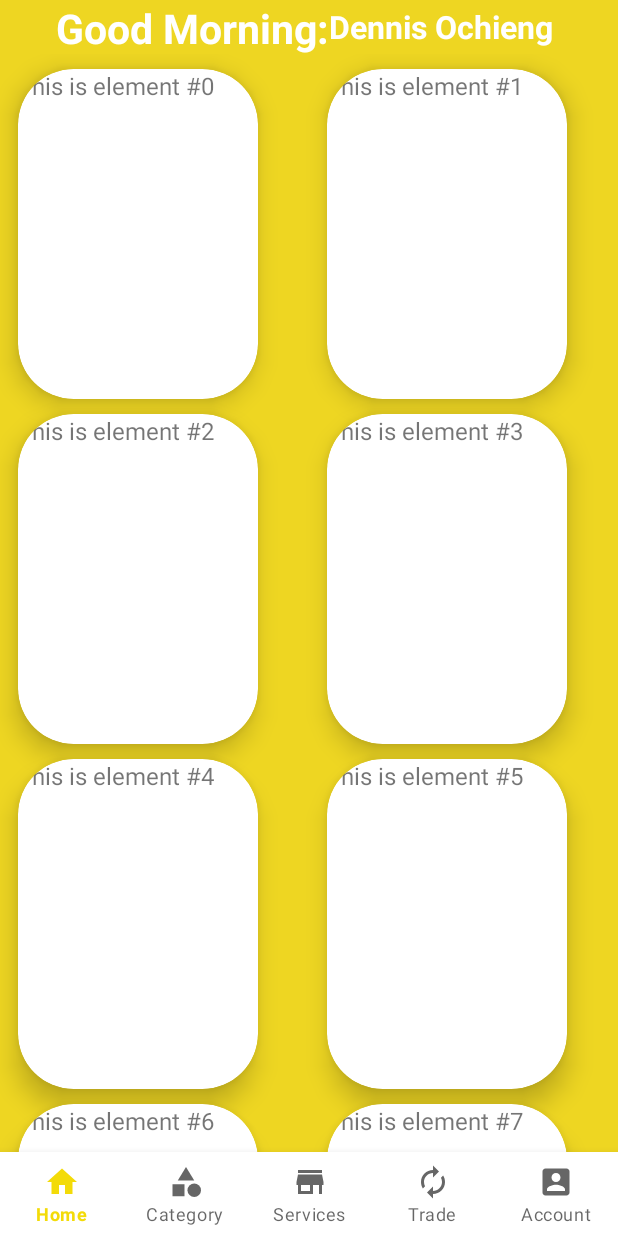
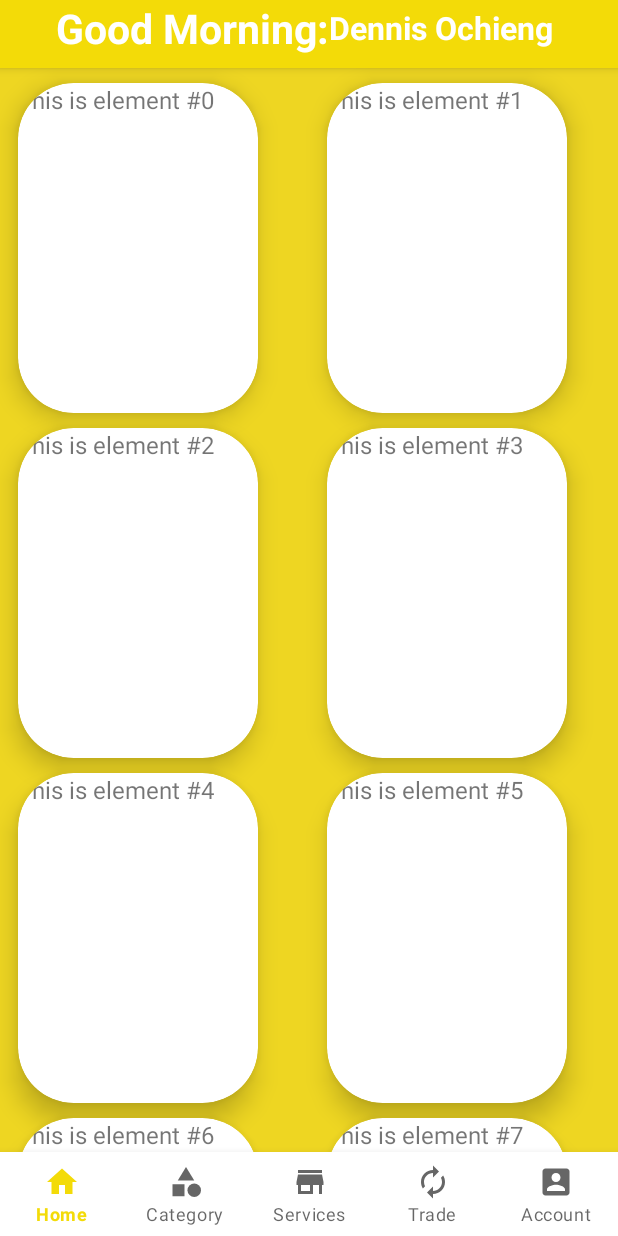
Before and after one commit to dennis-199/JUA-KALIGO, an Android app: the MainScreen screen opened directly, with no data from a screen before it, on a phone screen of 412 x 824 dp. Run offline under Robolectric (Android 15) with nearby library versions, the phone set to English and light mode, and no system bars; Roboto replaces fonts that are not available here.

Commit message:
material app bar layout

```diff
--- a/app/src/main/res/layout/activity_main_screen.xml
+++ b/app/src/main/res/layout/activity_main_screen.xml
@@ -5,11 +5,15 @@
     android:layout_width="match_parent"
     android:layout_height="match_parent"
     tools:context=".MainScreen">
-    <TableLayout
+    <com.google.android.material.appbar.AppBarLayout
         android:layout_width="match_parent"
         android:id="@+id/mytable"
-        android:background="#EED622"
-        android:layout_height="36dp">
+        android:layout_height="45dp">
+        <com.google.android.material.appbar.CollapsingToolbarLayout
+            android:layout_width="match_parent"
+            android:layout_height="wrap_content">
+
+
                 <LinearLayout
                     android:layout_width="match_parent"
                     android:layout_height="match_parent"
@@ -33,7 +37,9 @@
                         android:textStyle="bold"/>
                 </LinearLayout>
 
-    </TableLayout>
+        </com.google.android.material.appbar.CollapsingToolbarLayout>
+    </com.google.android.material.appbar.AppBarLayout>
+
     <androidx.fragment.app.FragmentContainerView
         android:id="@+id/fragment"
         android:layout_below="@id/mytable"
```
Lines whose indentation alone changed are shown as unchanged.
